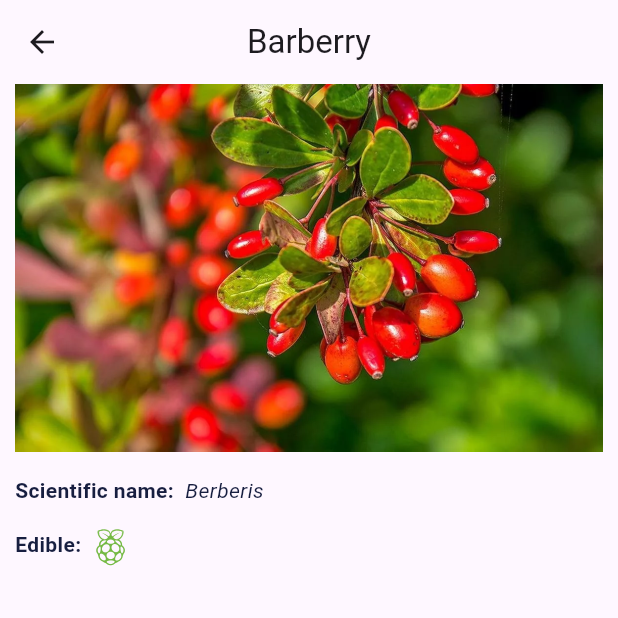
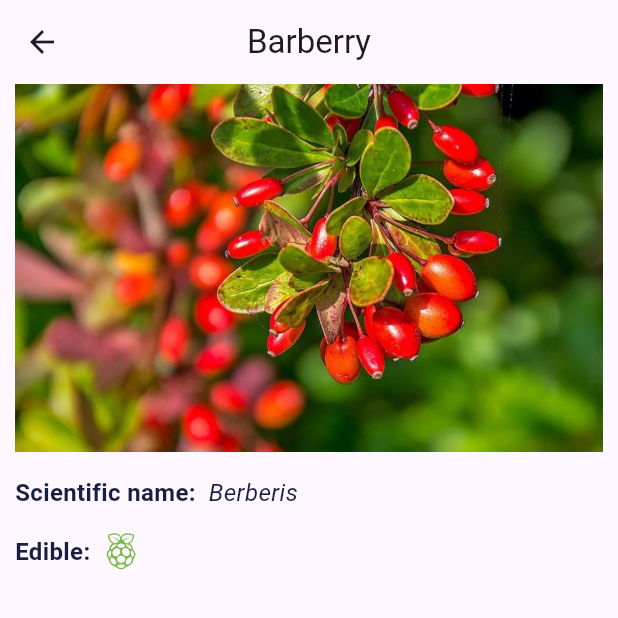
Before and after one commit to tanyapog/wikiberry, a Flutter app: the screen it shows after launch, after a tap on "Barberry", on a phone screen of 412 x 824 dp, the top half of it. Run offline on Flutter 3.47's test engine with Material 3 defaults, Android fonts, the phone set to English and light mode, and no system bars; our stand-ins replace freezed_annotation.

Commit message:
bigger font

```diff
--- a/lib/presentation/berry/berry_screen.dart
+++ b/lib/presentation/berry/berry_screen.dart
@@ -64,13 +64,14 @@ class _InfoElement extends StatelessWidget {
       children: [
         Text("$title:  ", style: const TextStyle(
           color: AppColors.grey90,
+          fontSize: 16,
           fontWeight: FontWeight.bold,
         )),
         if (content != null) Expanded(
           child: Text(content!,
             style: contentStyle == null
-                ? const TextStyle(color: AppColors.grey90)
-                : contentStyle?.copyWith(color: AppColors.grey90)),
+                ? const TextStyle(fontSize: 16, color: AppColors.grey90)
+                : contentStyle?.copyWith(fontSize: 16, color: AppColors.grey90)),
         ),
         if (child != null) child!,
       ],
```
